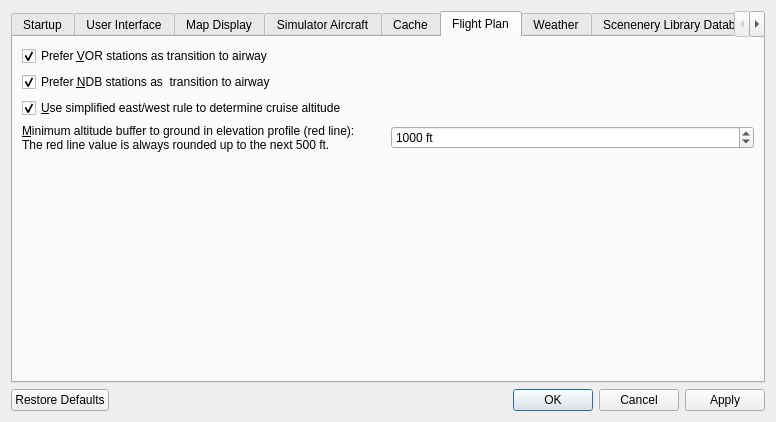
Above: src/options/options.ui from albar965/littlenavmap before the change. Below: the same form after it.
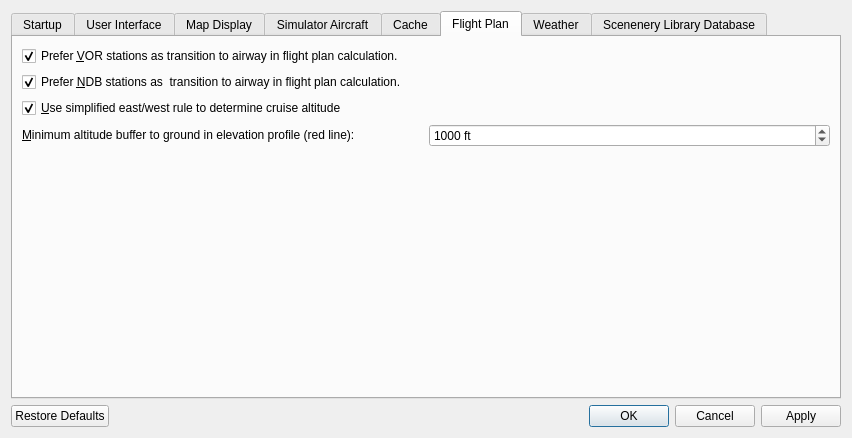
That is the form after the change. The open tabs and pages were chosen to show the change.

Commit message: Added tooltips to options dialog. Small fix for NDB frequencies.

Patch:
```diff
--- a/src/options/options.ui
+++ b/src/options/options.ui
@@ -6,8 +6,8 @@
    <rect>
     <x>0</x>
     <y>0</y>
-    <width>776</width>
-    <height>422</height>
+    <width>852</width>
+    <height>438</height>
    </rect>
   </property>
   <property name="windowTitle">
@@ -661,25 +661,24 @@
        <item row="0" column="0">
         <widget class="QCheckBox" name="checkBoxOptionsRoutePreferVor">
          <property name="text">
-          <string>Prefer &amp;VOR stations as transition to airway</string>
+          <string>Prefer &amp;VOR stations as transition to airway in flight plan calculation. </string>
          </property>
          <property name="checked">
           <bool>true</bool>
          </property>
         </widget>
        </item>
-       <item row="3" column="0" alignment="Qt::AlignTop">
+       <item row="3" column="0" alignment="Qt::AlignVCenter">
         <widget class="QLabel" name="labelOptionsRouteGroundBuffer">
          <property name="text">
-          <string>&amp;Minimum altitude buffer to ground in elevation profile (red line):
-The red line value is always rounded up to the next 500 ft.</string>
+          <string>&amp;Minimum altitude buffer to ground in elevation profile (red line):</string>
          </property>
          <property name="buddy">
           <cstring>spinBoxOptionsRouteGroundBuffer</cstring>
          </property>
         </widget>
        </item>
-       <item row="3" column="1">
+       <item row="3" column="1" alignment="Qt::AlignVCenter">
         <widget class="QSpinBox" name="spinBoxOptionsRouteGroundBuffer">
          <property name="suffix">
           <string> ft</string>
@@ -698,7 +697,7 @@
        <item row="1" column="0">
         <widget class="QCheckBox" name="checkBoxOptionsRoutePreferNdb">
          <property name="text">
-          <string>Prefer &amp;NDB stations as  transition to airway</string>
+          <string>Prefer &amp;NDB stations as  transition to airway in flight plan calculation.</string>
          </property>
          <property name="checked">
           <bool>true</bool>
@@ -715,7 +714,7 @@
          </property>
         </widget>
        </item>
-       <item row="4" column="0">
+       <item row="4" column="1">
         <spacer name="verticalSpacer_3">
          <property name="orientation">
           <enum>Qt::Vertical</enum>
```
Left out of the diff: 191 changed lines with no effect on the pictures. The commit also changes 2 other files.
